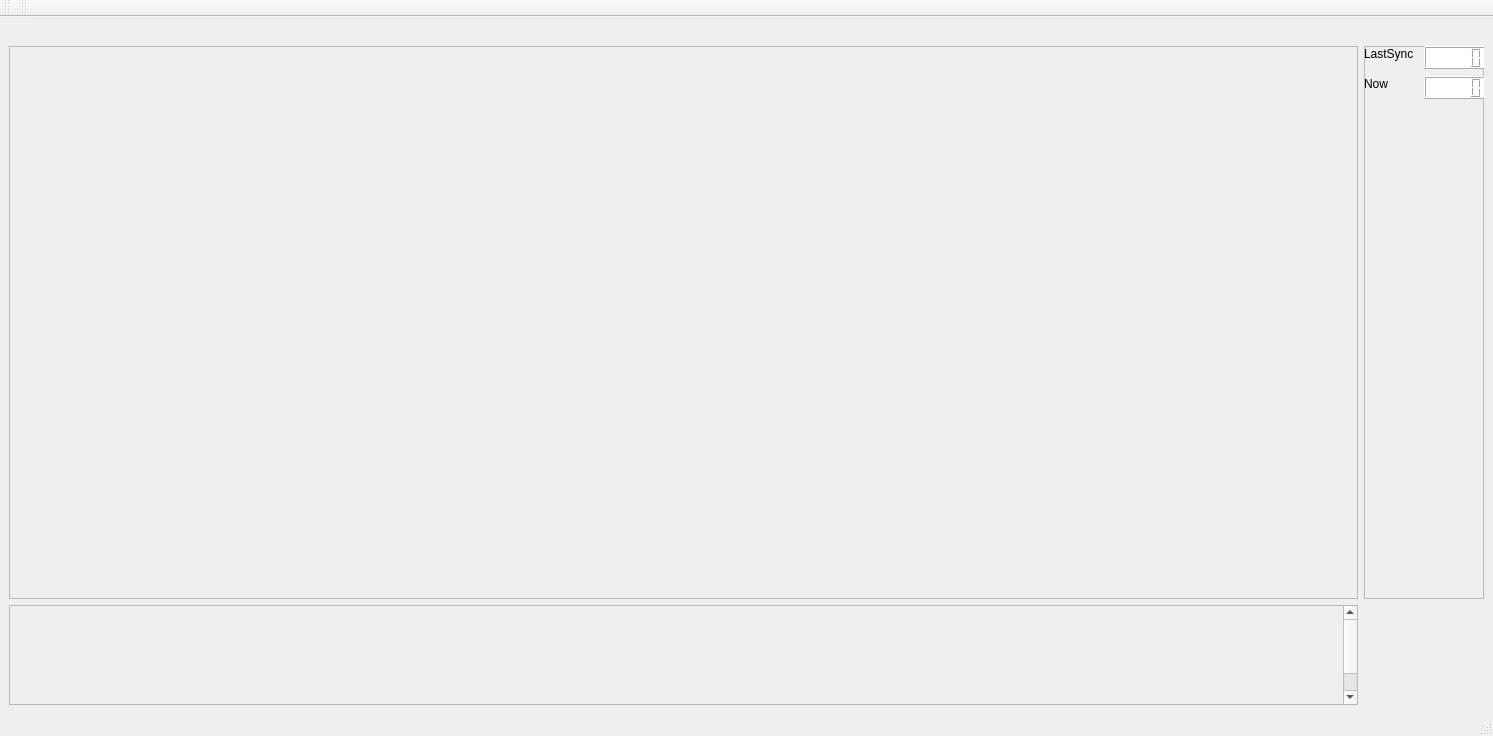
Qt form src/gcs.ui (uaarg/pigeon) before a commit.
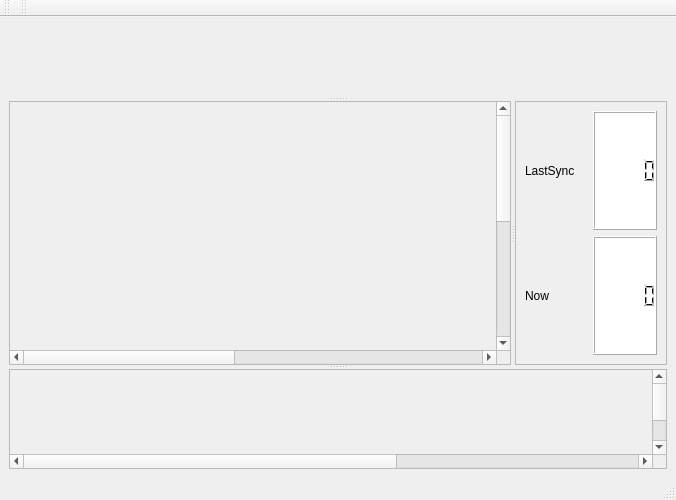
The same form after that commit.

Commit message: Everything is draggable and awesome

What changed in the file:
```diff
--- a/src/gcs.ui
+++ b/src/gcs.ui
@@ -6,8 +6,8 @@
    <rect>
     <x>0</x>
     <y>0</y>
-    <width>1493</width>
-    <height>736</height>
+    <width>676</width>
+    <height>500</height>
    </rect>
   </property>
   <property name="sizePolicy">
@@ -18,8 +18,8 @@
   </property>
   <property name="minimumSize">
    <size>
-    <width>1247</width>
-    <height>736</height>
+    <width>500</width>
+    <height>500</height>
    </size>
   </property>
   <property name="windowTitle">
@@ -28,6 +28,10 @@
   <widget class="QWidget" name="centralwidget">
    <layout class="QGridLayout" name="gridLayout">
     <item row="0" column="0">
+     <widget class="QSplitter" name="splitter_3">
+      <property name="orientation">
+       <enum>Qt::Vertical</enum>
+      </property>
      <widget class="QLabel" name="pathDisplayLabel">
       <property name="sizePolicy">
        <sizepolicy hsizetype="MinimumExpanding" vsizetype="Preferred">
@@ -48,11 +52,17 @@
        <string/>
       </property>
      </widget>
-    </item>
-    <item row="1" column="0">
+      <widget class="QSplitter" name="splitter_2">
+       <property name="orientation">
+        <enum>Qt::Vertical</enum>
+       </property>
+       <widget class="QSplitter" name="splitter">
+        <property name="orientation">
+         <enum>Qt::Horizontal</enum>
+        </property>
      <widget class="QScrollArea" name="fullSizeImageScrollArea">
       <property name="sizePolicy">
-       <sizepolicy hsizetype="Expanding" vsizetype="Expanding">
+          <sizepolicy hsizetype="MinimumExpanding" vsizetype="MinimumExpanding">
         <horstretch>100</horstretch>
         <verstretch>100</verstretch>
        </sizepolicy>
@@ -63,16 +73,19 @@
         <height>200</height>
        </size>
       </property>
+         <property name="verticalScrollBarPolicy">
+          <enum>Qt::ScrollBarAsNeeded</enum>
+         </property>
       <property name="widgetResizable">
        <bool>true</bool>
       </property>
       <widget class="QWidget" name="midWidget">
        <property name="geometry">
         <rect>
-         <x>0</x>
+            <x>-40</x>
          <y>0</y>
-         <width>1355</width>
-         <height>553</height>
+            <width>1059</width>
+            <height>519</height>
         </rect>
        </property>
        <property name="minimumSize">
@@ -83,8 +96,6 @@
        </property>
       </widget>
      </widget>
-    </item>
-    <item row="1" column="1">
      <widget class="QFrame" name="imageAttributesFrame">
       <property name="sizePolicy">
        <sizepolicy hsizetype="Preferred" vsizetype="MinimumExpanding">
@@ -94,7 +105,7 @@
       </property>
       <property name="minimumSize">
        <size>
-        <width>120</width>
+           <width>130</width>
         <height>200</height>
        </size>
       </property>
@@ -104,59 +115,40 @@
       <property name="frameShadow">
        <enum>QFrame::Raised</enum>
       </property>
-      <widget class="QLCDNumber" name="lastSyncLCDNumber">
-       <property name="geometry">
-        <rect>
-         <x>60</x>
-         <y>0</y>
-         <width>64</width>
-         <height>23</height>
-        </rect>
-       </property>
-       <property name="minimumSize">
-        <size>
-         <width>64</width>
-         <height>23</height>
-        </size>
-       </property>
-       <property name="styleSheet">
-        <string notr="true">font: 13pt &quot;.Lucida Grande UI&quot;;background-color:rgb(255,255,255);</string>
-       </property>
-      </widget>
-      <widget class="QLCDNumber" name="nowLCDNumber">
-       <property name="geometry">
-        <rect>
-         <x>60</x>
-         <y>30</y>
-         <width>64</width>
-         <height>23</height>
-        </rect>
-       </property>
-       <property name="styleSheet">
-        <string notr="true">font: 13pt &quot;.Lucida Grande UI&quot;;background-color:rgb(255,255,255);</string>
-       </property>
-      </widget>
+         <layout class="QGridLayout" name="gridLayout_2">
+          <item row="0" column="0">
       <widget class="QLabel" name="label">
-       <property name="geometry">
-        <rect>
-         <x>0</x>
-         <y>0</y>
-         <width>62</width>
-         <height>16</height>
-        </rect>
+            <property name="sizePolicy">
+             <sizepolicy hsizetype="Fixed" vsizetype="MinimumExpanding">
+              <horstretch>0</horstretch>
+              <verstretch>0</verstretch>
+             </sizepolicy>
        </property>
        <property name="text">
         <string>LastSync</string>
        </property>
       </widget>
+          </item>
+          <item row="0" column="1">
+           <widget class="QLCDNumber" name="lastSyncLCDNumber">
+            <property name="minimumSize">
+             <size>
+              <width>0</width>
+              <height>0</height>
+             </size>
+            </property>
+            <property name="styleSheet">
+             <string notr="true">font: 13pt &quot;.Lucida Grande UI&quot;;background-color:rgb(255,255,255);</string>
+            </property>
+           </widget>
+          </item>
+          <item row="1" column="0">
       <widget class="QLabel" name="label_2">
-       <property name="geometry">
-        <rect>
-         <x>0</x>
-         <y>30</y>
-         <width>62</width>
-         <height>16</height>
-        </rect>
+            <property name="sizePolicy">
+             <sizepolicy hsizetype="Fixed" vsizetype="MinimumExpanding">
+              <horstretch>0</horstretch>
+              <verstretch>0</verstretch>
+             </sizepolicy>
        </property>
        <property name="minimumSize">
         <size>
@@ -168,10 +160,24 @@
         <string>Now</string>
        </property>
       </widget>
-     </widget>
-    </item>
-    <item row="2" column="0">
+          </item>
+          <item row="1" column="1">
+           <widget class="QLCDNumber" name="nowLCDNumber">
+            <property name="styleSheet">
+             <string notr="true">font: 13pt &quot;.Lucida Grande UI&quot;;background-color:rgb(255,255,255);</string>
+            </property>
+           </widget>
+          </item>
+         </layout>
+        </widget>
+       </widget>
      <widget class="QScrollArea" name="thumbnailScrollArea">
+        <property name="sizePolicy">
+         <sizepolicy hsizetype="MinimumExpanding" vsizetype="MinimumExpanding">
+          <horstretch>0</horstretch>
+          <verstretch>0</verstretch>
+         </sizepolicy>
+        </property>
       <property name="minimumSize">
        <size>
         <width>200</width>
@@ -186,7 +192,7 @@
         <rect>
          <x>0</x>
          <y>0</y>
-         <width>1340</width>
+           <width>1059</width>
          <height>129</height>
         </rect>
        </property>
@@ -196,6 +202,8 @@
          <height>129</height>
         </size>
        </property>
+        </widget>
+       </widget>
       </widget>
      </widget>
     </item>
```
Left out of the diff: 2 changed lines with no effect on the pictures. Lines whose indentation alone changed are shown as unchanged. The commit also changes 1 other file.
